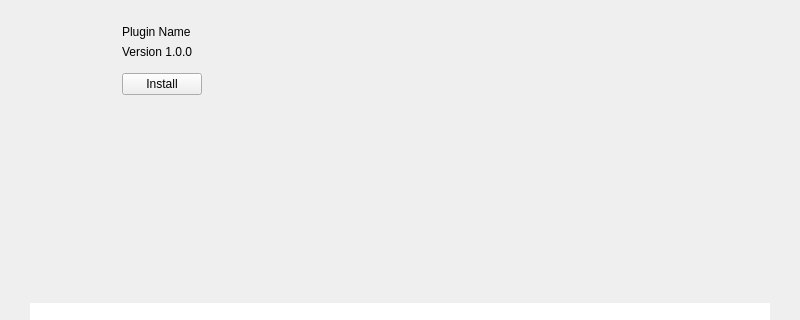
Old version of the form src/view/LosPluginDetailUi/LosPluginDetailUi.ui in the repository 2932238802/Perseus; both pictures show x 0 to 800 and y 0 to 320 of the 800 by 600 pixel window.
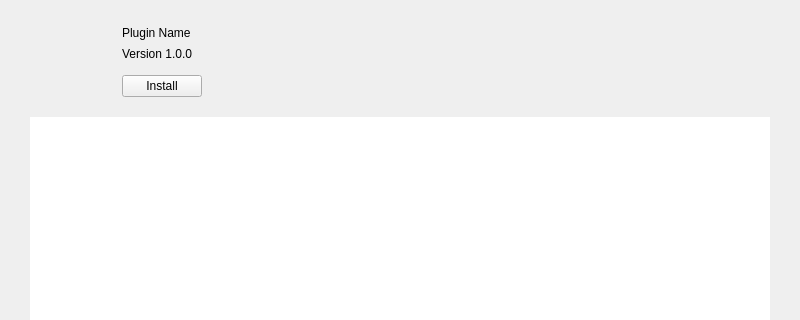
New version of the form.

Patch:
```diff
--- a/src/view/LosPluginDetailUi/LosPluginDetailUi.ui
+++ b/src/view/LosPluginDetailUi/LosPluginDetailUi.ui
@@ -12,7 +12,7 @@
   </property>
   <layout class="QVBoxLayout" name="verticalLayout">
    <property name="spacing">
-    <number>0</number>
+    <number>20</number>
    </property>
    <property name="leftMargin">
     <number>30</number>
@@ -105,19 +105,6 @@
          </item>
         </layout>
        </item>
-       <item>
-        <spacer name="verticalSpacer">
-         <property name="orientation">
-          <enum>Qt::Vertical</enum>
-         </property>
-         <property name="sizeHint" stdset="0">
-          <size>
-           <width>20</width>
-           <height>40</height>
-          </size>
-         </property>
-        </spacer>
-       </item>
       </layout>
      </item>
     </layout>
```
